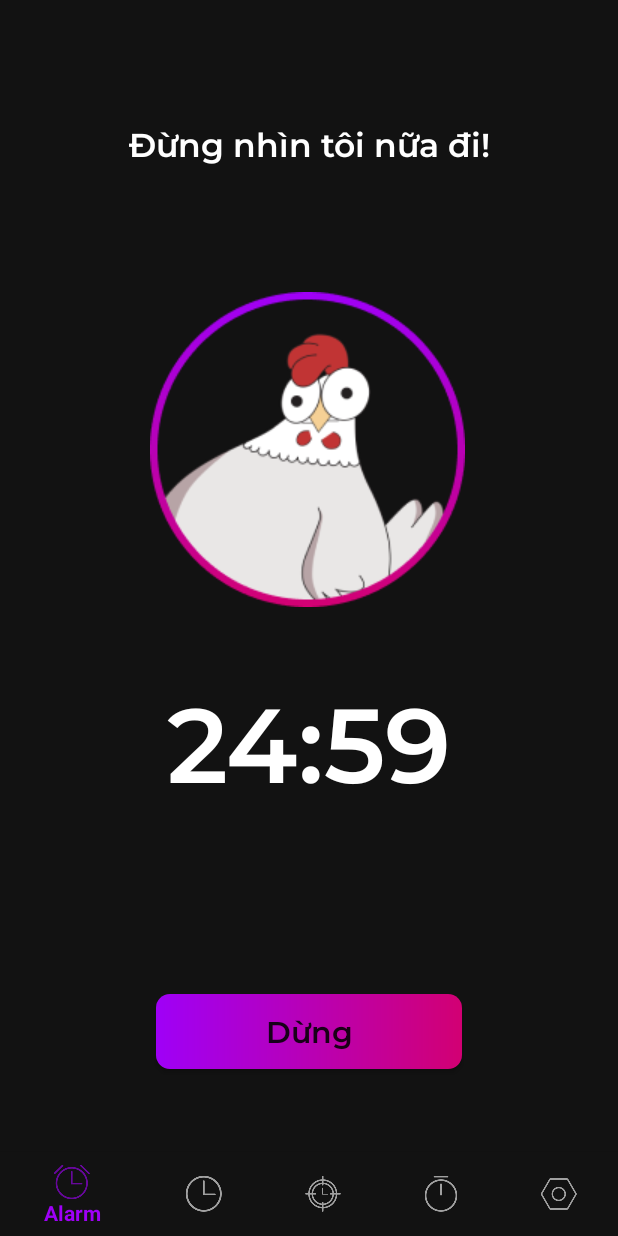
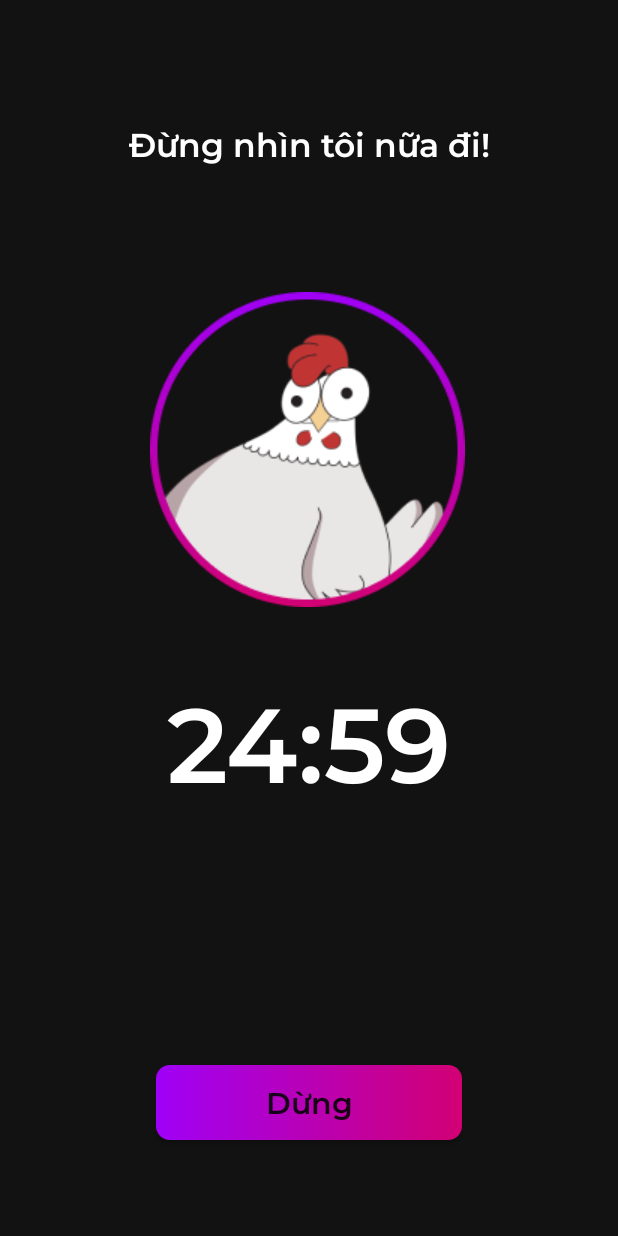
Before and after one commit to tranthihaiyen102/O.Oclock, an Android app: the layout activity_menu_focus_timing.xml on its own in the app's theme, with its tools: preview values and no code run, on a phone screen of 412 x 824 dp. Run offline under Robolectric (Android 15) with nearby library versions, the phone set to English and light mode, and no system bars.

Commit message:
Tuan An update MenuFocusTiming add touch screen alert and hide menu button!

```diff
--- a/app/src/main/res/layout/activity_menu_focus_timing.xml
+++ b/app/src/main/res/layout/activity_menu_focus_timing.xml
@@ -6,20 +6,6 @@
     android:layout_height="match_parent"
     android:background="@color/black"
     tools:context=".MenuFocusTiming">
-
-
-    <com.google.android.material.bottomnavigation.BottomNavigationView
-        android:id="@+id/bottom_navigation"
-        android:layout_width="match_parent"
-        android:layout_height="wrap_content"
-        android:layout_alignParentBottom="true"
-        app:itemBackground="@color/black"
-        app:itemIconTint="@drawable/selector"
-        app:itemTextColor="@drawable/selector"
-        app:layout_constraintBottom_toBottomOf="parent"
-        app:layout_constraintEnd_toEndOf="parent"
-        app:layout_constraintStart_toStartOf="parent"
-        app:menu="@menu/menu_navigation" />
 
 
     <TextView
@@ -75,14 +61,15 @@
         android:layout_height="wrap_content"
         android:layout_marginStart="104dp"
         android:layout_marginEnd="104dp"
-        android:layout_marginBottom="55dp"
+        android:layout_marginBottom="64dp"
         android:background="@drawable/btn_t2"
+        android:fontFamily="@font/montserrat_semibold"
         android:padding="10dp"
+        android:text="Dừng"
+        android:textAllCaps="false"
         android:textSize="20sp"
-        android:text="Dừng"
-        android:fontFamily="@font/montserrat_semibold"
-        android:textAllCaps="false"
-        app:layout_constraintBottom_toTopOf="@id/bottom_navigation"
+        app:layout_constraintBottom_toBottomOf="parent"
         app:layout_constraintEnd_toEndOf="parent"
+        app:layout_constraintHorizontal_bias="0.0"
         app:layout_constraintStart_toStartOf="parent" />
 </androidx.constraintlayout.widget.ConstraintLayout>
```
Also changed, not shown: app/src/main/java/com/example/ooclock/MenuFocusTiming.java (+51 -0 lines).
